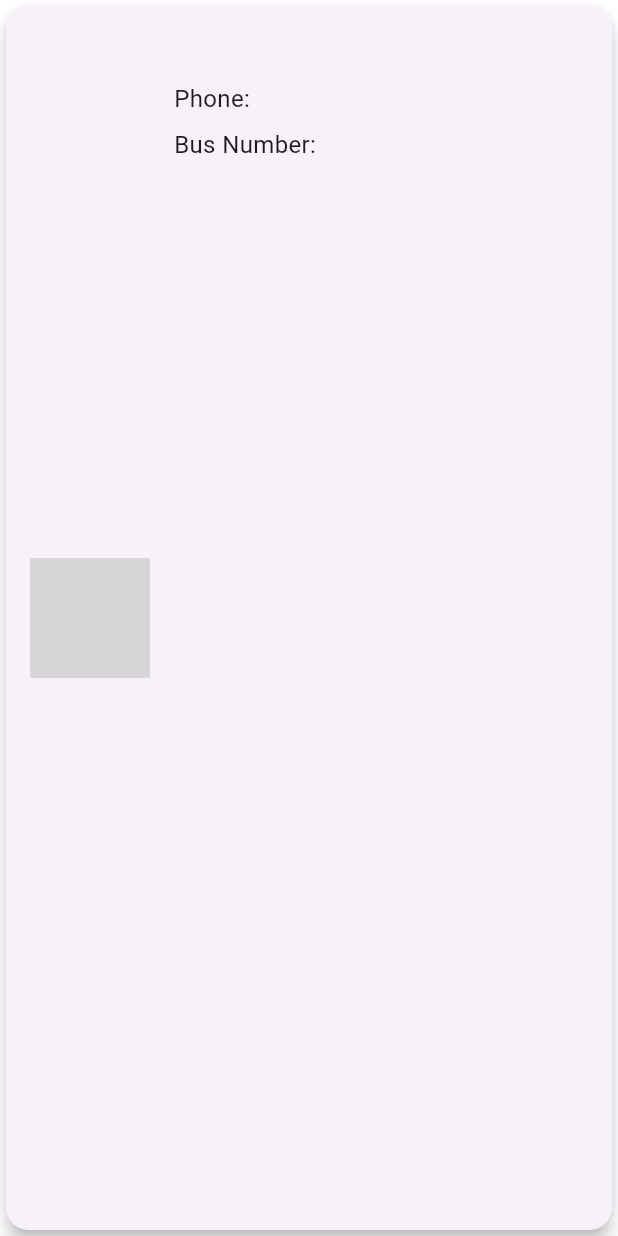
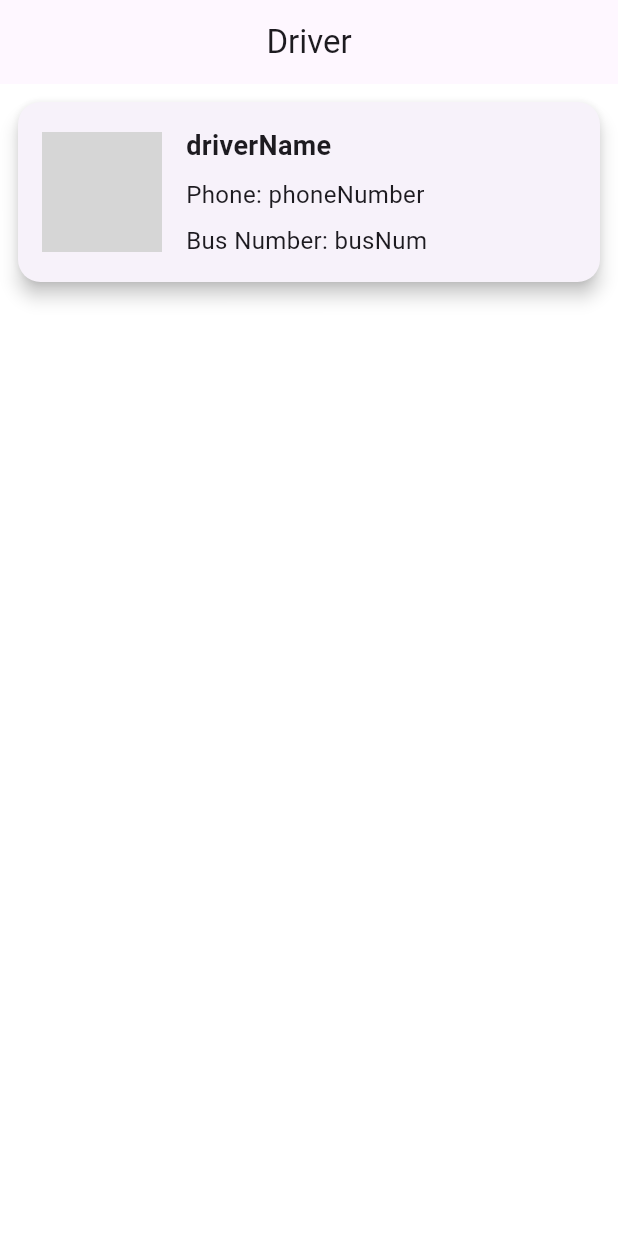
Before and after one commit to a7iiid/admin-ptma, a Flutter app: the DriversView screen opened by its route, on a phone screen of 412 x 824 dp. Run offline on Flutter 3.47's test engine with Material 3 defaults, Android fonts, the light colour scheme and no system bars; our stand-ins replace awesome_dialog, bloc, cloud_firestore, dio, firebase_auth, firebase_core and 8 more; missing offline and left inert: flutter_polyline_points, font_awesome_icon_class; accounts and stored records are empty; network calls fail; project files that could hold a hidden picture were left out; grey boxes are pictures that could not be loaded.

Commit message:
end card driver

```diff
--- a/assets/lang/en.json
+++ b/assets/lang/en.json
@@ -51,7 +51,9 @@
 "Delete":"Delete"
 ,
 "Are You Sure":"Are You Sure",
-"Is Active":"Is Active"
+"Is Active":"Is Active",
+"Phone:":"Phone:",
+"Bus Number:":"Bus Number:"
 
 
 }
--- /dev/null
+++ b/lib/feture/driver/data/manger/cubit/driver_cubit.dart
@@ -0,0 +1,8 @@
+import 'package:bloc/bloc.dart';
+import 'package:meta/meta.dart';
+
+part 'driver_state.dart';
+
+class DriverCubit extends Cubit<DriverState> {
+  DriverCubit() : super(DriverInitial());
+}
--- /dev/null
+++ b/lib/feture/driver/data/manger/cubit/driver_state.dart
@@ -0,0 +1,6 @@
+part of 'driver_cubit.dart';
+
+@immutable
+sealed class DriverState {}
+
+final class DriverInitial extends DriverState {}
--- a/lib/feture/driver/presantation/view/driver_body.dart
+++ b/lib/feture/driver/presantation/view/driver_body.dart
@@ -1,3 +1,4 @@
+import 'package:admin/feture/driver/data/model/DriverModel.dart';
 import 'package:admin/feture/driver/presantation/widget/driver_card.dart';
 import 'package:flutter/widgets.dart';
 
@@ -7,10 +8,11 @@ class DriverBody extends StatelessWidget {
   @override
   Widget build(BuildContext context) {
     return DriverCard(
-      busNum: '',
-      driverName: '',
-      phoneNumber: '',
-      photoUrl: '',
+      driverModel: DriverModel(
+          driverName: 'driverName',
+          phoneNumber: 'phoneNumber',
+          busNum: 'busNum',
+          email: 'email'),
     );
   }
 }
--- a/lib/feture/driver/presantation/view/drivers_view.dart
+++ b/lib/feture/driver/presantation/view/drivers_view.dart
@@ -1,3 +1,4 @@
+import 'package:admin/core/utils/localization/app_localaization.dart';
 import 'package:admin/feture/driver/presantation/view/driver_body.dart';
 import 'package:flutter/cupertino.dart';
 import 'package:flutter/material.dart';
@@ -8,6 +9,12 @@ class DriversView extends StatelessWidget {
   @override
   Widget build(BuildContext context) {
     return Scaffold(
+      appBar: AppBar(
+        title: Text(
+          'Driver'.tr(context),
+        ),
+        centerTitle: true,
+      ),
       body: DriverBody(),
     );
   }
--- a/lib/feture/driver/presantation/widget/driver_card.dart
+++ b/lib/feture/driver/presantation/widget/driver_card.dart
@@ -1,22 +1,17 @@
+import 'package:admin/core/utils/localization/app_localaization.dart';
+import 'package:admin/feture/driver/data/model/DriverModel.dart';
 import 'package:flutter/material.dart';
 
 class DriverCard extends StatelessWidget {
-  final String driverName;
-  final String photoUrl;
-  final String phoneNumber;
-  final String busNum;
+  DriverModel driverModel;
 
-  const DriverCard({
-    Key? key,
-    required this.driverName,
-    required this.photoUrl,
-    required this.phoneNumber,
-    required this.busNum,
-  }) : super(key: key);
+  DriverCard({Key? key, required this.driverModel}) : super(key: key);
 
   @override
   Widget build(BuildContext context) {
-    return Card(
+    return Padding(
+      padding: const EdgeInsets.all(8.0),
+      child: Card(
         elevation: 5.0,
         shape: RoundedRectangleBorder(
           borderRadius: BorderRadius.circular(15.0),
@@ -27,32 +22,33 @@ class DriverCard extends StatelessWidget {
             children: [
               CircleAvatar(
                 radius: 40.0,
-              backgroundImage: NetworkImage(photoUrl),
+                backgroundImage: NetworkImage(driverModel.photoUrl ?? ""),
                 backgroundColor: Colors.grey[200],
               ),
               SizedBox(width: 16.0),
               Expanded(
                 child: Column(
+                  mainAxisSize: MainAxisSize.min,
                   crossAxisAlignment: CrossAxisAlignment.start,
                   children: [
                     Text(
-                    driverName,
-                    style: TextStyle(
+                      driverModel.driverName,
+                      style: const TextStyle(
                         fontSize: 18.0,
                         fontWeight: FontWeight.bold,
                       ),
                     ),
                     SizedBox(height: 8.0),
                     Text(
-                    'Phone: $phoneNumber',
-                    style: TextStyle(
+                      'Phone:'.tr(context) + ' ${driverModel.phoneNumber}',
+                      style: const TextStyle(
                         fontSize: 16.0,
                       ),
                     ),
                     SizedBox(height: 8.0),
                     Text(
-                    'Bus Number: $busNum',
-                    style: TextStyle(
+                      'Bus Number:'.tr(context) + ' ${driverModel.busNum}',
+                      style: const TextStyle(
                         fontSize: 16.0,
                       ),
                     ),
@@ -62,6 +58,7 @@ class DriverCard extends StatelessWidget {
             ],
           ),
         ),
+      ),
     );
   }
 }
```
Also changed, not shown: assets/lang/ar.json (+50 -56 lines). Lines whose indentation alone changed are shown as unchanged.
